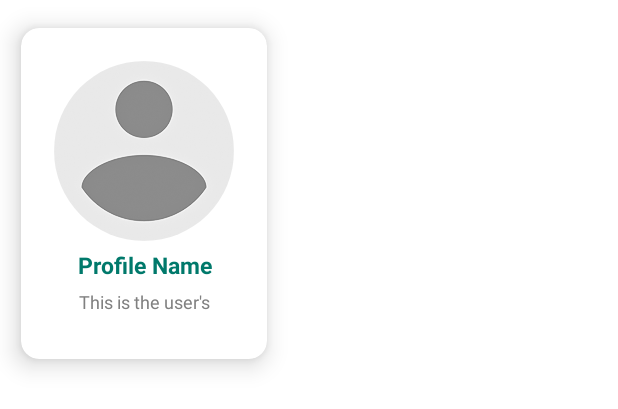
After one commit to iampriteshkumar/Lets-Chat-App-from-Android-Studio-Integration, an Android app: the layout item_profile.xml on its own in the app's theme, with its tools: preview values and no code run, on a phone screen of 412 x 824 dp. The commit adds this screen. Shown: the top 409 px of the screen. Run offline under Robolectric (Android 15) with nearby library versions, the phone set to English and light mode, and no system bars.

Commit message:
Add item_profile.xml, Dependencies for Crashlytics

```diff
--- a/app/src/main/res/layout/activity_setup_profile.xml
+++ b/app/src/main/res/layout/activity_setup_profile.xml
@@ -13,7 +13,7 @@
 
     <de.hdodenhof.circleimageview.CircleImageView
         android:id="@+id/imageView"
-        android:layout_marginTop="32dp"
+        android:layout_marginTop="72dp"
         android:src="@drawable/ic_avatar"
         android:layout_width="150dp"
         android:layout_height="150dp"/>
@@ -33,7 +33,7 @@
         android:textAlignment="center"
         android:textSize="12sp"
         android:textStyle="bold|normal"
-        android:textColor="#303030"
+        android:textColor="#606060"
         android:layout_width="match_parent"
         android:layout_height="wrap_content"/>
 
@@ -41,6 +41,7 @@
         android:layout_width="match_parent"
         android:layout_height="wrap_content"
         app:cardBackgroundColor="@color/white"
+        android:layout_marginTop="10dp"
         app:cardCornerRadius="8dp"
         app:cardElevation="10dp"
         app:cardUseCompatPadding="true">
--- /dev/null
+++ b/app/src/main/res/layout/item_profile.xml
@@ -0,0 +1,61 @@
+<?xml version="1.0" encoding="utf-8"?>
+<androidx.cardview.widget.CardView
+
+    xmlns:android="http://schemas.android.com/apk/res/android"
+    android:layout_width="wrap_content"
+    android:layout_height="wrap_content"
+    xmlns:app="http://schemas.android.com/apk/res-auto"
+    xmlns:card_view="http://schemas.android.com/tools"
+    app:cardCornerRadius="12dp"
+    app:cardElevation="10dp"
+    app:cardUseCompatPadding="true"
+    card_view:cardCornerRadius="5dp">
+
+    <LinearLayout
+        android:orientation="vertical"
+        android:padding="12dp"
+        android:layout_margin="10dp"
+        android:layout_width="wrap_content"
+        android:layout_height="wrap_content">
+
+        <de.hdodenhof.circleimageview.CircleImageView
+            android:id="@+id/profile"
+            android:src="@drawable/ic_avatar"
+            android:layout_width="120dp"
+            android:layout_height="120dp"/>
+
+        <LinearLayout
+            android:orientation="vertical"
+            android:layout_marginBottom="8dp"
+            android:layout_width="match_parent"
+            android:layout_height="wrap_content">
+
+            <TextView
+                android:id="@+id/username"
+                android:text="Profile Name"
+                android:textStyle="bold|normal"
+                android:textAlignment="center"
+                android:textSize="15sp"
+                android:layout_marginTop="5dp"
+                android:textColor="#00796B"
+                android:layout_width="match_parent"
+                android:layout_height="wrap_content"/>
+
+            <TextView
+                android:text="This is the user's about section"
+                android:textStyle="normal"
+                android:textAlignment="center"
+                android:textSize="12sp"
+                android:layout_marginTop="5dp"
+                android:textColor="#808080"
+                android:layout_width="match_parent"
+                android:layout_height="wrap_content"/>
+
+
+
+        </LinearLayout>
+
+
+    </LinearLayout>
+
+</androidx.cardview.widget.CardView>
--- a/app/src/main/res/values/strings.xml
+++ b/app/src/main/res/values/strings.xml
@@ -1,3 +1,4 @@
 <resources>
     <string name="app_name">Let\'s Chat</string>
+    <string name="profile_list_intro">Select a profile from your contact list to talk with them!</string>
 </resources>
--- a/build.gradle
+++ b/build.gradle
@@ -20,6 +20,10 @@ buildscript {
         classpath 'com.android.tools.build:gradle:3.2.1'
 
         classpath 'com.google.gms:google-services:4.3.15'
+
+        // Add the dependency for the Crashlytics Gradle plugin
+        classpath 'com.google.firebase:firebase-crashlytics-gradle:2.9.4'
+
 //        classpath "org.jetbrains.kotlin:kotlin-gradle-plugin:$kotlin_version"
     }
 }
```
Also changed, not shown: app/build.gradle (+10 -0 lines), app/src/main/java/com/droidappproject/letschat/MainActivity.kt (+14 -0 lines), app/src/main/res/layout/activity_main.xml (+46 -11 lines), app/src/main/res/drawable/bgl.jpg (added).
